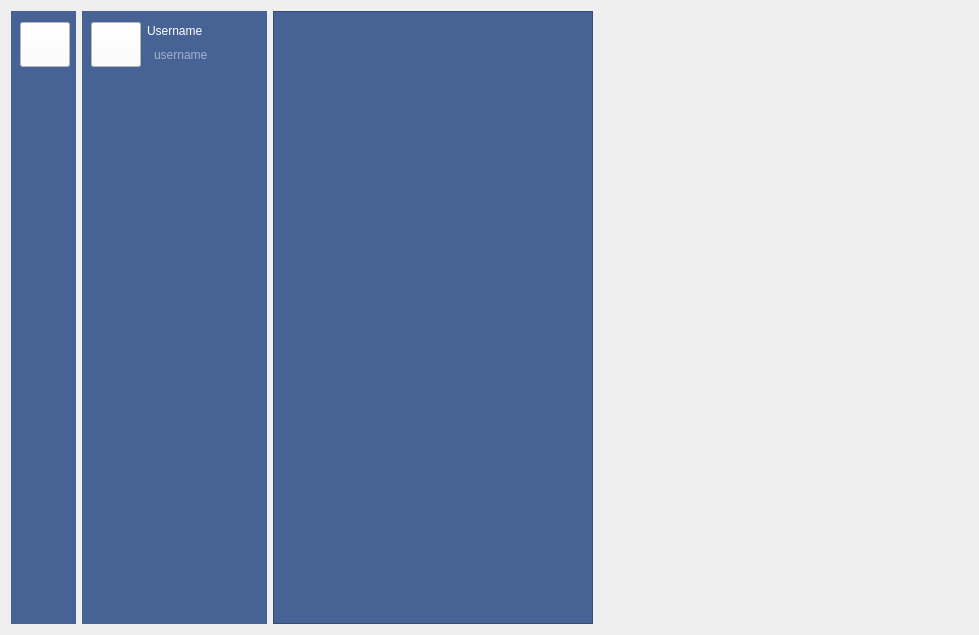
The window that ui_files/main_window.ui (Diamondman51/telegram) describes before a commit, drawn with Qt 5.
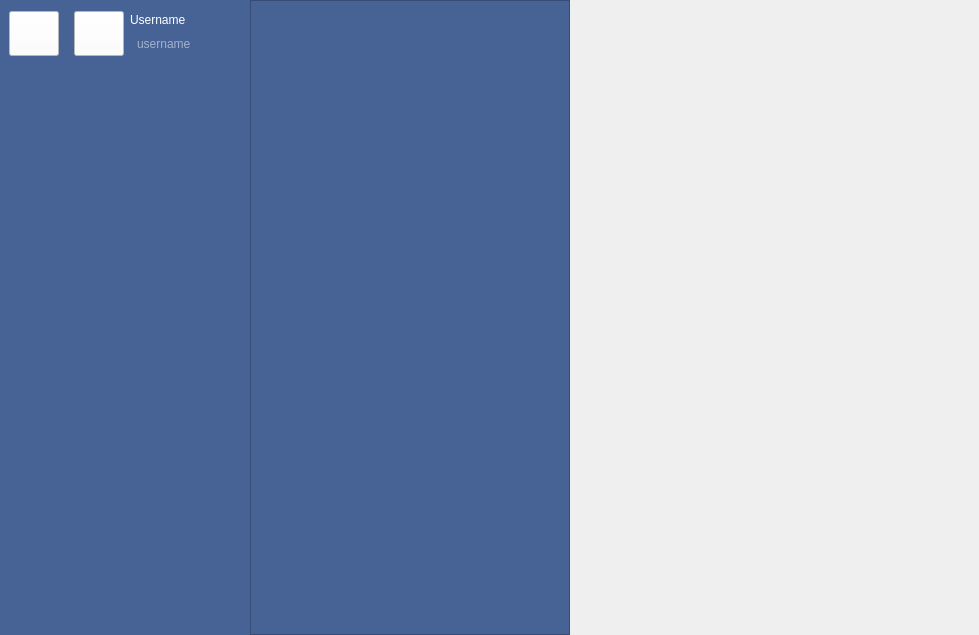
The same window after the commit. Icons and pictures are not drawn.

Commit message: Stretchs removed

```diff
--- a/ui_files/main_window.ui
+++ b/ui_files/main_window.ui
@@ -14,6 +14,21 @@
    <string>Form</string>
   </property>
   <layout class="QGridLayout" name="gridLayout_3">
+   <property name="leftMargin">
+    <number>0</number>
+   </property>
+   <property name="topMargin">
+    <number>0</number>
+   </property>
+   <property name="rightMargin">
+    <number>0</number>
+   </property>
+   <property name="bottomMargin">
+    <number>0</number>
+   </property>
+   <property name="horizontalSpacing">
+    <number>0</number>
+   </property>
    <item row="0" column="0">
     <widget class="QWidget" name="widget" native="true">
      <property name="maximumSize">
```
The commit also changes 1 other file.
